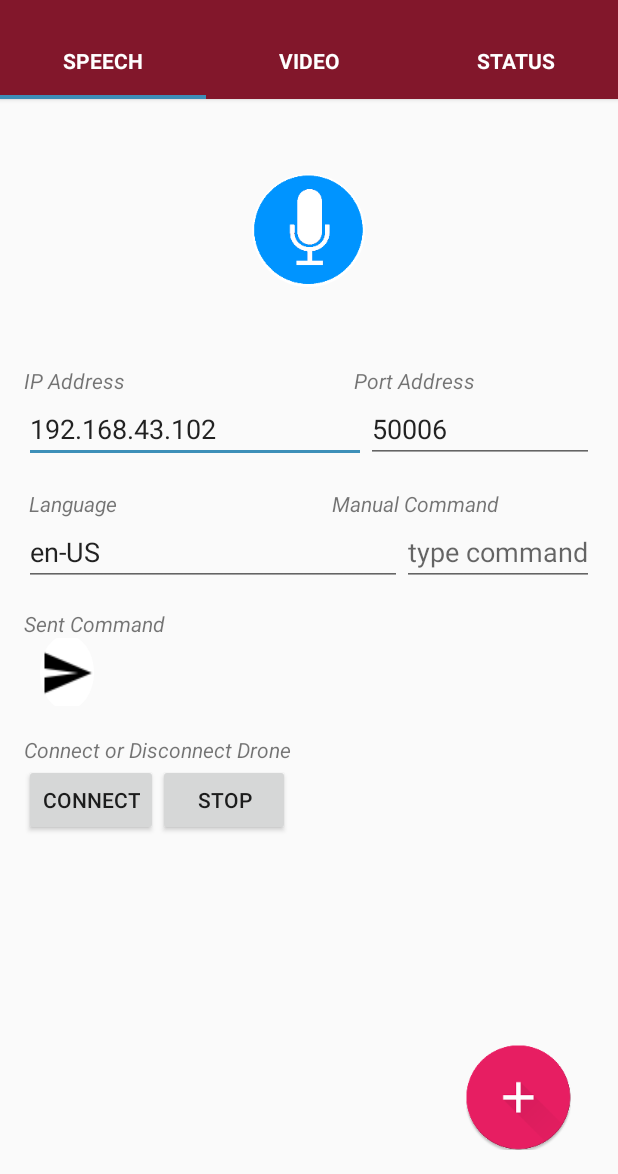
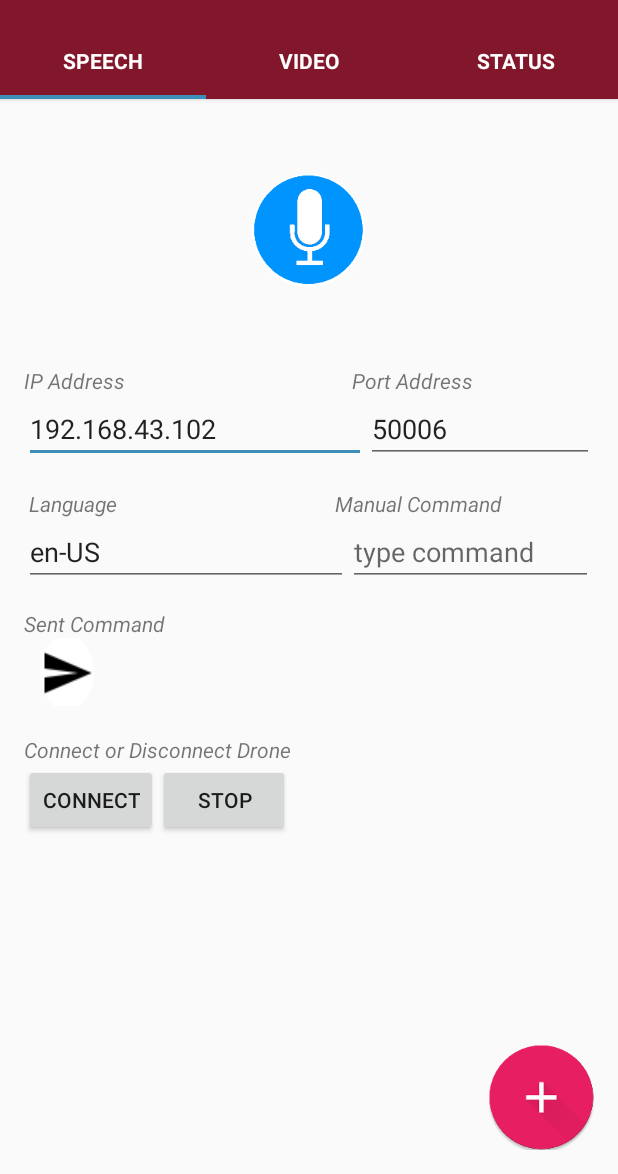
Before and after one commit to rudcode/voice-controlled-drone, an Android app: the Tab1 screen opened directly, with no data from a screen before it, on a phone screen of 412 x 824 dp, the part 62-1236 px from its top. Run offline under Robolectric (Android 15) with nearby library versions, the phone set to English and light mode, and no system bars.

Commit message:
small change
adjustment

```diff
--- a/software/ARTDrone3/app/src/main/res/layout/tab_1.xml
+++ b/software/ARTDrone3/app/src/main/res/layout/tab_1.xml
@@ -72,13 +72,13 @@
         android:id="@+id/editText"
         android:text="IP Address "
         android:textStyle="italic"
-        android:layout_weight="0.25" />
+        android:layout_weight="0.12" />
 
         <TextView
             android:layout_width="wrap_content"
             android:layout_height="match_parent"
             android:id="@+id/editText3"
-            android:layout_weight="0.44"
+            android:layout_weight="0.22"
             android:text="Port Address"
             android:textStyle="italic" />
     </LinearLayout>
@@ -108,14 +108,27 @@
     <Space
         android:layout_width="match_parent"
         android:layout_height="17dp" />
+    <LinearLayout
+        android:layout_width="fill_parent"
+        android:layout_height="wrap_content"
+        android:weightSum="1">
 
-    <TextView
-        android:layout_width="567dp"
+        <TextView
+        android:layout_width="88dp"
         android:layout_height="wrap_content"
         android:id="@+id/editText2"
-        android:text=" Language                                           Manual Command"
-        android:textStyle="italic" />
+        android:text=" Language"
+        android:textStyle="italic"
+            android:layout_weight="0.57" />
 
+        <TextView
+            android:layout_width="88dp"
+            android:layout_height="wrap_content"
+            android:id="@+id/editText6"
+            android:text=" Manual Command"
+            android:textStyle="italic"
+            android:layout_weight="0.46" />
+    </LinearLayout>
     <LinearLayout
         android:layout_width="fill_parent"
         android:layout_height="wrap_content" >
@@ -124,7 +137,7 @@
             android:id="@+id/languageEditText"
             android:layout_width="0dp"
             android:layout_height="wrap_content"
-            android:layout_weight="0.38"
+            android:layout_weight="0.18"
             android:text="en-US" >
         </EditText>
         <EditText
@@ -132,7 +145,8 @@
             android:layout_width="wrap_content"
             android:layout_height="wrap_content"
             android:hint="type command"
-            android:layout_gravity="bottom">
+            android:layout_gravity="bottom"
+            android:layout_weight="0.03">
         </EditText>
 
     </LinearLayout>
@@ -213,8 +227,8 @@
             android:id="@+id/imageButton"
             android:layout_gravity="right|bottom"
             android:layout_marginLeft="15dp"
-            android:layout_marginRight="15dp"
-            android:layout_marginTop="15dp" />
+            android:layout_marginTop="15dp"
+            android:layout_alignParentBottom="true" />
     </RelativeLayout>
 
 </LinearLayout>
--- a/software/ARTDrone3/app/src/main/res/layout/tab_2.xml
+++ b/software/ARTDrone3/app/src/main/res/layout/tab_2.xml
@@ -20,8 +20,9 @@
             android:layout_height="match_parent"
             android:id="@+id/editText3"
             android:layout_weight="0.18"
-            android:text="                                       Video Feed Drone"
-            android:textStyle="italic" />
+            android:text="Video Feed Drone"
+            android:textStyle="italic"
+            android:gravity="center_horizontal" />
     </LinearLayout>
 
 </RelativeLayout>
```
